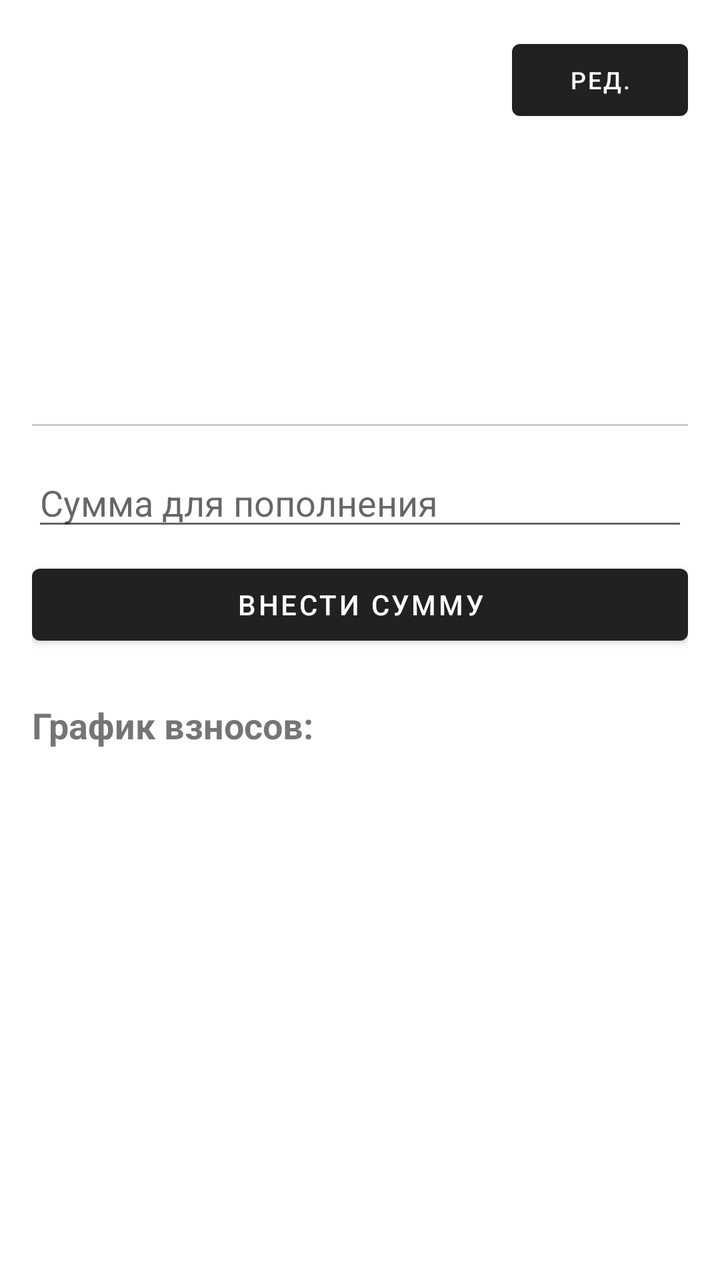
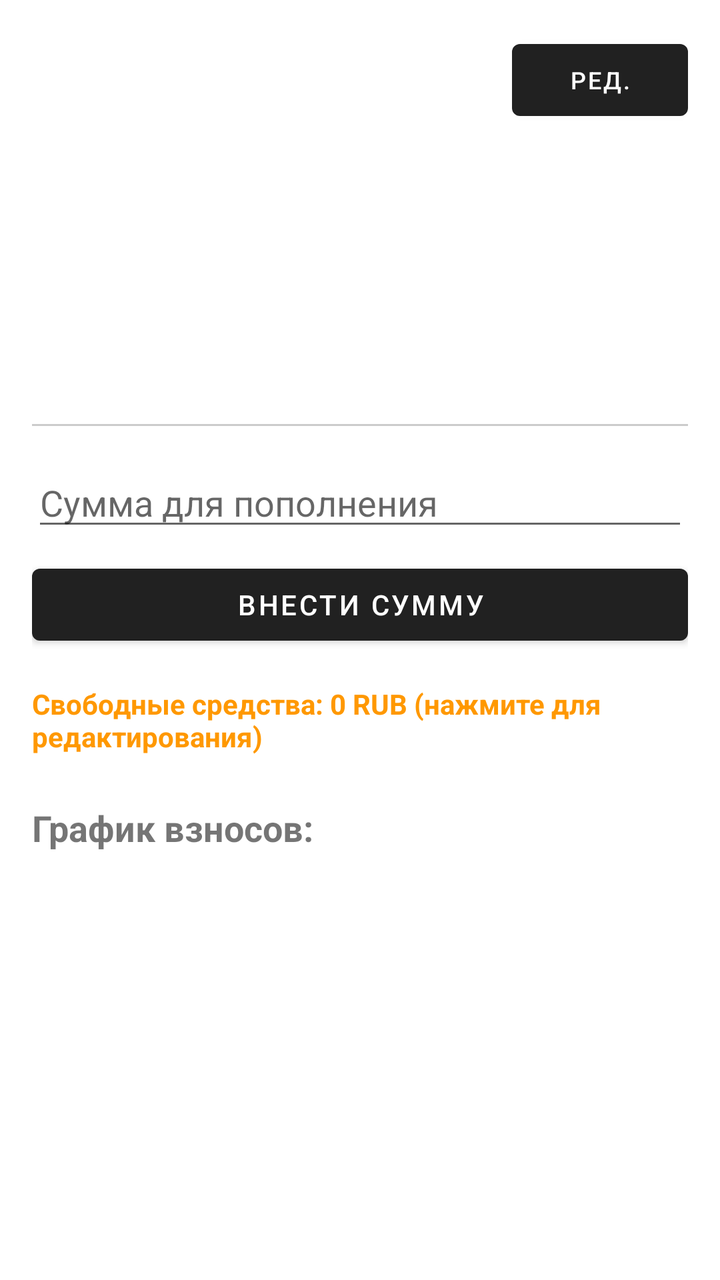

Screens rendered from an Android XML layout before and after an edit, with the pre-edit source and the edit as a unified diff.
<!-- AndroidManifest.xml: application theme Theme.MaterialComponents.DayNight.DarkActionBar -->
<!-- res/layout/activity_goal_detail.xml -->
<?xml version="1.0" encoding="utf-8"?>
<ScrollView xmlns:android="http://schemas.android.com/apk/res/android"
    android:layout_width="match_parent"
    android:layout_height="match_parent">
    <LinearLayout
        android:layout_width="match_parent"
        android:layout_height="wrap_content"
        android:orientation="vertical"
        android:padding="16dp">

        <LinearLayout
            android:layout_width="match_parent"
            android:layout_height="wrap_content"
            android:orientation="horizontal">
            <TextView android:id="@+id/tvDetailName" android:layout_width="0dp" android:layout_weight="1" android:layout_height="wrap_content" android:textSize="24sp" android:textStyle="bold"/>
            <Button android:id="@+id/btnEditGoal" android:layout_width="wrap_content" android:layout_height="wrap_content" android:text="Ред." android:textSize="12sp"/>
        </LinearLayout>

        <TextView android:id="@+id/tvDetailProgress" android:layout_width="match_parent" android:layout_height="wrap_content" android:textSize="18sp" android:layout_marginTop="16dp"/>
        
        <TextView android:id="@+id/tvCalculation" android:layout_width="match_parent" android:layout_height="wrap_content" android:textSize="16sp" android:layout_marginTop="16dp" android:textColor="#2E7D32" android:textStyle="bold"/>
        
        <TextView android:id="@+id/tvDetailLink" android:layout_width="match_parent" android:layout_height="wrap_content" android:layout_marginTop="8dp"/>
        <TextView android:id="@+id/tvDetailComment" android:layout_width="match_parent" android:layout_height="wrap_content" android:layout_marginTop="8dp"/>

        <View android:layout_width="match_parent" android:layout_height="1dp" android:background="#CCCCCC" android:layout_marginTop="16dp" android:layout_marginBottom="16dp"/>

        <EditText android:id="@+id/etAddAmount" android:layout_width="match_parent" android:layout_height="wrap_content" android:hint="Сумма для пополнения" android:inputType="numberDecimal"/>
        <Button android:id="@+id/btnAddAmount" android:layout_width="match_parent" android:layout_height="wrap_content" android:text="Внести сумму" android:layout_marginTop="8dp"/>

        <TextView android:layout_width="wrap_content" android:layout_height="wrap_content" android:text="График взносов:" android:textStyle="bold" android:textSize="18sp" android:layout_marginTop="24dp"/>
        
        <androidx.recyclerview.widget.RecyclerView
            android:id="@+id/recyclerViewSchedule"
            android:layout_width="match_parent"
            android:layout_height="wrap_content"
            android:layout_marginTop="8dp"/>

    </LinearLayout>
</ScrollView>
<!-- resources referenced by this layout -->
<resources>

</resources>

<!-- the commit's change to res/layout/activity_goal_detail.xml (unified diff, before → after) -->
@@ -8,16 +8,12 @@
         android:orientation="vertical"
         android:padding="16dp">
 
-        <LinearLayout
-            android:layout_width="match_parent"
-            android:layout_height="wrap_content"
-            android:orientation="horizontal">
+        <LinearLayout android:layout_width="match_parent" android:layout_height="wrap_content" android:orientation="horizontal">
             <TextView android:id="@+id/tvDetailName" android:layout_width="0dp" android:layout_weight="1" android:layout_height="wrap_content" android:textSize="24sp" android:textStyle="bold"/>
             <Button android:id="@+id/btnEditGoal" android:layout_width="wrap_content" android:layout_height="wrap_content" android:text="Ред." android:textSize="12sp"/>
         </LinearLayout>
 
         <TextView android:id="@+id/tvDetailProgress" android:layout_width="match_parent" android:layout_height="wrap_content" android:textSize="18sp" android:layout_marginTop="16dp"/>
-        
         <TextView android:id="@+id/tvCalculation" android:layout_width="match_parent" android:layout_height="wrap_content" android:textSize="16sp" android:layout_marginTop="16dp" android:textColor="#2E7D32" android:textStyle="bold"/>
         
         <TextView android:id="@+id/tvDetailLink" android:layout_width="match_parent" android:layout_height="wrap_content" android:layout_marginTop="8dp"/>
@@ -28,13 +24,17 @@
         <EditText android:id="@+id/etAddAmount" android:layout_width="match_parent" android:layout_height="wrap_content" android:hint="Сумма для пополнения" android:inputType="numberDecimal"/>
         <Button android:id="@+id/btnAddAmount" android:layout_width="match_parent" android:layout_height="wrap_content" android:text="Внести сумму" android:layout_marginTop="8dp"/>
 
+        
+        <TextView 
+            android:id="@+id/tvUnallocatedFunds" 
+            android:layout_width="match_parent" 
+            android:layout_height="wrap_content" 
+            android:layout_marginTop="16dp"
+            android:textStyle="bold"
+            android:textColor="#FF9800"
+            android:text="Свободные средства: 0 RUB (нажмите для редактирования)"/>
+
         <TextView android:layout_width="wrap_content" android:layout_height="wrap_content" android:text="График взносов:" android:textStyle="bold" android:textSize="18sp" android:layout_marginTop="24dp"/>
-        
-        <androidx.recyclerview.widget.RecyclerView
-            android:id="@+id/recyclerViewSchedule"
-            android:layout_width="match_parent"
-            android:layout_height="wrap_content"
-            android:layout_marginTop="8dp"/>
-
+        <androidx.recyclerview.widget.RecyclerView android:id="@+id/recyclerViewSchedule" android:layout_width="match_parent" android:layout_height="wrap_content" android:layout_marginTop="8dp"/>
     </LinearLayout>
 </ScrollView>
